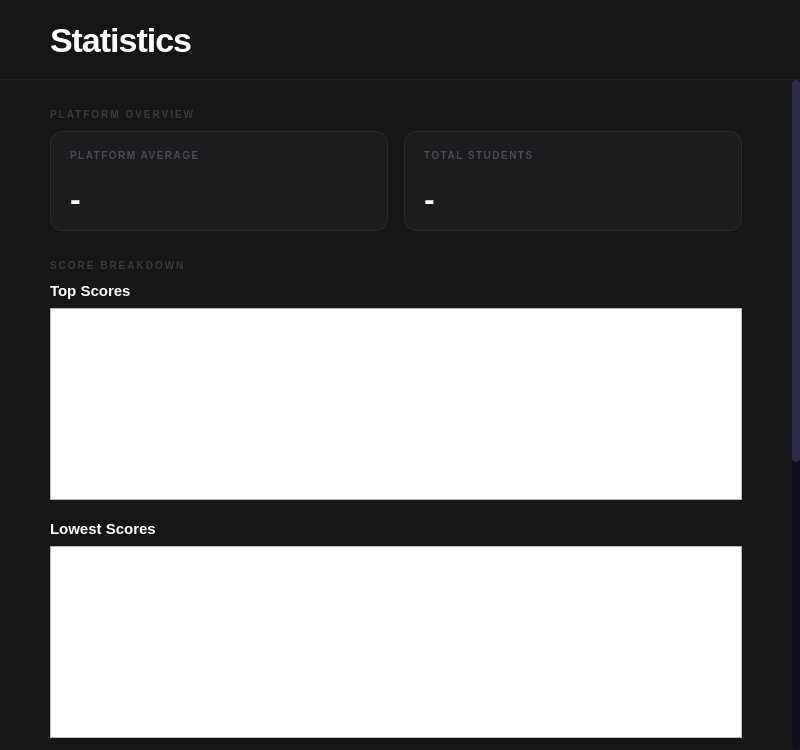
Before: the Qt Designer form src/ui/statistics/statistics.ui in DIDimov24/Aethera, drawn with Qt 5.
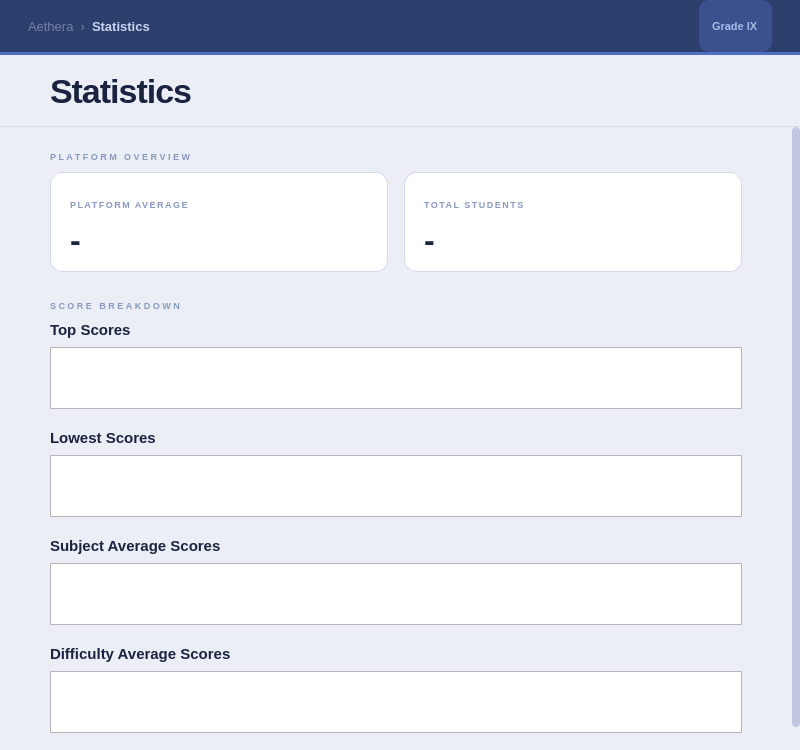
After: the same form once the commit is applied. Custom widgets are drawn as their Qt base class.

Commit message: Change color palette and fix ui bugs, close #26

Patch:
```diff
--- a/src/ui/statistics/statistics.ui
+++ b/src/ui/statistics/statistics.ui
@@ -6,20 +6,25 @@
   <property name="windowTitle"><string>Statistics</string></property>
   <property name="styleSheet">
    <string notr="true">
-QWidget#Statistics { background-color: #161618; }
-QWidget#statisticsHeader { background-color: #161618; border-bottom: 1px solid #222224; }
-QLabel#labelStatisticsHeaderTitle { color: #ffffff; font-size: 34px; font-weight: 700; letter-spacing: -1px; }
-QWidget#scrollAreaWidgetContents { background-color: #161618; }
-QScrollArea { background-color: #161618; border: none; }
-QScrollBar:vertical { background: #0f0e1a; width: 8px; border-radius: 4px; }
-QScrollBar::handle:vertical { background: #2e2c50; border-radius: 4px; min-height: 30px; }
+QWidget#Statistics { background-color: #eceef5; }
+QWidget#topBar { background-color: #2c3e6b; }
+QLabel#labelTopBarPage { color: #c8d4f0; font-size: 13px; font-weight: 600; }
+QLabel#labelTopBarBreadcrumb { color: rgba(200,212,240,0.45); font-size: 13px; }
+QLabel#labelTopBarGrade { color: #a8bce8; font-size: 11px; font-weight: 600; background-color: rgba(79,111,196,0.4); border-radius: 10px; padding: 2px 10px; }
+QWidget#topBarLine { background-color: #4f6fc4; }
+QWidget#statisticsHeader { background-color: #eceef5; border-bottom: 1px solid #d4d8ea; }
+QLabel#labelStatisticsHeaderTitle { color: #1a2440; font-size: 34px; font-weight: 700; letter-spacing: -1px; }
+QWidget#scrollAreaWidgetContents { background-color: #eceef5; }
+QScrollArea { background-color: #eceef5; border: none; }
+QScrollBar:vertical { background: #eceef5; width: 8px; border-radius: 4px; }
+QScrollBar::handle:vertical { background: #c0c8e0; border-radius: 4px; min-height: 30px; }
 QScrollBar::add-line:vertical, QScrollBar::sub-line:vertical { height: 0; }
-QLabel#labelSectionSummary, QLabel#labelSectionCharts { color: #3a3a3e; font-size: 10px; font-weight: 600; letter-spacing: 2px; }
-QLabel#labelChartTitle1, QLabel#labelChartTitle2, QLabel#labelChartTitle3, QLabel#labelChartTitle4 { color: #ffffff; font-size: 15px; font-weight: 600; }
-QWidget#averageScoreCard, QWidget#totalStudentsCard { background-color: #1c1c1f; border-radius: 12px; border: 1px solid #2a2a2d; }
-QLabel#averageScoreLabel_text, QLabel#totalStudentsLabel_text { color: #4a4a52; font-size: 10px; font-weight: 600; letter-spacing: 1.5px; }
-QLabel#averageScoreLabel, QLabel#totalStudentsLabel { color: #ffffff; font-size: 32px; font-weight: 700; letter-spacing: -1px; }
-QChartView { background-color: #1c1c1f; border-radius: 12px; border: 1px solid #2a2a2d; }
+QLabel#labelSectionSummary, QLabel#labelSectionCharts { color: #8898c0; font-size: 9px; font-weight: 700; letter-spacing: 2.5px; }
+QLabel#labelChartTitle1, QLabel#labelChartTitle2, QLabel#labelChartTitle3, QLabel#labelChartTitle4 { color: #1a2440; font-size: 15px; font-weight: 600; }
+QWidget#averageScoreCard, QWidget#totalStudentsCard { background-color: #ffffff; border-radius: 12px; border: 1px solid #d4d8ea; }
+QLabel#averageScoreLabel_text, QLabel#totalStudentsLabel_text { color: #8898c0; font-size: 9px; font-weight: 700; letter-spacing: 1.5px; }
+QLabel#averageScoreLabel, QLabel#totalStudentsLabel { color: #1a2440; font-size: 32px; font-weight: 700; letter-spacing: -1px; }
+QChartView { background-color: #ffffff; border-radius: 12px; border: 1px solid #d4d8ea; }
    </string>
   </property>
   <layout class="QVBoxLayout" name="outerLayout">
@@ -28,26 +33,33 @@
    <property name="topMargin"><number>0</number></property>
    <property name="rightMargin"><number>0</number></property>
    <property name="bottomMargin"><number>0</number></property>
+   <item>
+    <widget class="QWidget" name="topBar" native="true">
+     <property name="minimumSize"><size><width>0</width><height>52</height></size></property>
+     <property name="maximumSize"><size><width>16777215</width><height>52</height></size></property>
+     <layout class="QHBoxLayout" name="topBarLayout">
+      <property name="leftMargin"><number>28</number></property><property name="topMargin"><number>0</number></property><property name="rightMargin"><number>28</number></property><property name="bottomMargin"><number>0</number></property>
+      <item><widget class="QLabel" name="labelTopBarBreadcrumb"><property name="text"><string>Aethera  ›</string></property></widget></item>
+      <item><widget class="QLabel" name="labelTopBarPage"><property name="text"><string>Statistics</string></property></widget></item>
+      <item><spacer name="s"><property name="orientation"><enum>Qt::Orientation::Horizontal</enum></property><property name="sizeHint" stdset="0"><size><width>40</width><height>20</height></size></property></spacer></item>
+      <item><widget class="QLabel" name="labelTopBarGrade"><property name="text"><string>Grade IX</string></property></widget></item>
+     </layout>
+    </widget>
+   </item>
+   <item>
+    <widget class="QWidget" name="topBarLine" native="true">
+     <property name="minimumSize"><size><width>0</width><height>3</height></size></property>
+     <property name="maximumSize"><size><width>16777215</width><height>3</height></size></property>
+    </widget>
+   </item>
    <item>
     <widget class="QWidget" name="statisticsHeader" native="true">
-     <property name="minimumSize"><size><width>0</width><height>80</height></size></property>
-     <property name="maximumSize"><size><width>16777215</width><height>80</height></size></property>
+     <property name="minimumSize"><size><width>0</width><height>72</height></size></property>
+     <property name="maximumSize"><size><width>16777215</width><height>72</height></size></property>
      <layout class="QHBoxLayout" name="statisticsHeaderLayout">
-      <property name="leftMargin"><number>50</number></property>
-      <property name="topMargin"><number>0</number></property>
-      <property name="rightMargin"><number>50</number></property>
-      <property name="bottomMargin"><number>0</number></property>
-      <item>
-       <widget class="QLabel" name="labelStatisticsHeaderTitle">
-        <property name="text"><string>Statistics</string></property>
-       </widget>
-      </item>
-      <item>
-       <spacer name="statisticsHeaderSpacer">
-        <property name="orientation"><enum>Qt::Orientation::Horizontal</enum></property>
-        <property name="sizeHint" stdset="0"><size><width>40</width><height>20</height></size></property>
-       </spacer>
-      </item>
+      <property name="leftMargin"><number>50</number></property><property name="topMargin"><number>0</number></property><property name="rightMargin"><number>50</number></property><property name="bottomMargin"><number>0</number></property>
+      <item><widget class="QLabel" name="labelStatisticsHeaderTitle"><property name="text"><string>Statistics</string></property></widget></item>
+      <item><spacer name="s"><property name="orientation"><enum>Qt::Orientation::Horizontal</enum></property><property name="sizeHint" stdset="0"><size><width>40</width><height>20</height></size></property></spacer></item>
      </layout>
     </widget>
    </item>
@@ -57,152 +69,56 @@
      <property name="widgetResizable"><bool>true</bool></property>
      <widget class="QWidget" name="scrollAreaWidgetContents">
       <layout class="QVBoxLayout" name="mainLayout">
-       <property name="leftMargin"><number>50</number></property>
-       <property name="topMargin"><number>28</number></property>
-       <property name="rightMargin"><number>50</number></property>
-       <property name="bottomMargin"><number>40</number></property>
+       <property name="leftMargin"><number>50</number></property><property name="topMargin"><number>24</number></property><property name="rightMargin"><number>50</number></property><property name="bottomMargin"><number>40</number></property>
        <property name="spacing"><number>0</number></property>
-       <item>
-        <widget class="QLabel" name="labelSectionSummary">
-         <property name="text"><string>PLATFORM OVERVIEW</string></property>
-        </widget>
-       </item>
-       <item>
-        <widget class="QWidget" name="gapSectionLabel" native="true">
-         <property name="minimumSize"><size><width>0</width><height>10</height></size></property>
-         <property name="maximumSize"><size><width>16777215</width><height>10</height></size></property>
-        </widget>
-       </item>
+       <item><widget class="QLabel" name="labelSectionSummary"><property name="text"><string>PLATFORM OVERVIEW</string></property></widget></item>
+       <item><widget class="QWidget" name="gapSectionLabel" native="true"><property name="minimumSize"><size><width>0</width><height>10</height></size></property><property name="maximumSize"><size><width>16777215</width><height>10</height></size></property></widget></item>
        <item>
         <layout class="QHBoxLayout" name="statsCardsLayout">
          <property name="spacing"><number>16</number></property>
          <item>
           <widget class="QWidget" name="averageScoreCard">
-           <property name="sizePolicy"><sizepolicy hsizetype="Expanding" vsizetype="Fixed"><horstretch>0</horstretch><verstretch>0</verstretch></sizepolicy></property>
            <property name="minimumSize"><size><width>0</width><height>100</height></size></property>
            <property name="maximumSize"><size><width>16777215</width><height>100</height></size></property>
            <layout class="QVBoxLayout" name="averageScoreCardLayout">
-            <property name="spacing"><number>4</number></property>
-            <property name="leftMargin"><number>20</number></property>
-            <property name="topMargin"><number>18</number></property>
-            <property name="rightMargin"><number>20</number></property>
-            <property name="bottomMargin"><number>14</number></property>
-            <item><widget class="QLabel" name="averageScoreLabel_text"><property name="text"><string>PLATFORM AVERAGE</string></property><property name="alignment"><set>Qt::AlignLeft</set></property></widget></item>
-            <item><widget class="QLabel" name="averageScoreLabel"><property name="text"><string>-</string></property><property name="alignment"><set>Qt::AlignLeft</set></property></widget></item>
+            <property name="spacing"><number>4</number></property><property name="leftMargin"><number>20</number></property><property name="topMargin"><number>18</number></property><property name="rightMargin"><number>20</number></property><property name="bottomMargin"><number>14</number></property>
+            <item><widget class="QLabel" name="averageScoreLabel_text"><property name="text"><string>PLATFORM AVERAGE</string></property></widget></item>
+            <item><widget class="QLabel" name="averageScoreLabel"><property name="text"><string>-</string></property></widget></item>
            </layout>
           </widget>
          </item>
          <item>
           <widget class="QWidget" name="totalStudentsCard">
-           <property name="sizePolicy"><sizepolicy hsizetype="Expanding" vsizetype="Fixed"><horstretch>0</horstretch><verstretch>0</verstretch></sizepolicy></property>
            <property name="minimumSize"><size><width>0</width><height>100</height></size></property>
            <property name="maximumSize"><size><width>16777215</width><height>100</height></size></property>
            <layout class="QVBoxLayout" name="totalStudentsCardLayout">
-            <property name="spacing"><number>4</number></property>
-            <property name="leftMargin"><number>20</number></property>
-            <property name="topMargin"><number>18</number></property>
-            <property name="rightMargin"><number>20</number></property>
-            <property name="bottomMargin"><number>14</number></property>
-            <item><widget class="QLabel" name="totalStudentsLabel_text"><property name="text"><string>TOTAL STUDENTS</string></property><property name="alignment"><set>Qt::AlignLeft</set></property></widget></item>
-            <item><widget class="QLabel" name="totalStudentsLabel"><property name="text"><string>-</string></property><property name="alignment"><set>Qt::AlignLeft</set></property></widget></item>
+            <property name="spacing"><number>4</number></property><property name="leftMargin"><number>20</number></property><property name="topMargin"><number>18</number></property><property name="rightMargin"><number>20</number></property><property name="bottomMargin"><number>14</number></property>
+            <item><widget class="QLabel" name="totalStudentsLabel_text"><property name="text"><string>TOTAL STUDENTS</string></property></widget></item>
+            <item><widget class="QLabel" name="totalStudentsLabel"><property name="text"><string>-</string></property></widget></item>
            </layout>
           </widget>
          </item>
         </layout>
        </item>
-       <item>
-        <widget class="QWidget" name="gapToCharts" native="true">
-         <property name="minimumSize"><size><width>0</width><height>28</height></size></property>
-         <property name="maximumSize"><size><width>16777215</width><height>28</height></size></property>
-        </widget>
-       </item>
+       <item><widget class="QWidget" name="gapToCharts" native="true"><property name="minimumSize"><size><width>0</width><height>28</height></size></property><property name="maximumSize"><size><width>16777215</width><height>28</height></size></property></widget></item>
        <item><widget class="QLabel" name="labelSectionCharts"><property name="text"><string>SCORE BREAKDOWN</string></property></widget></item>
-       <item>
-        <widget class="QWidget" name="gapSectionLabel2" native="true">
-         <property name="minimumSize"><size><width>0</width><height>10</height></size></property>
-         <property name="maximumSize"><size><width>16777215</width><height>10</height></size></property>
-        </widget>
-       </item>
+       <item><widget class="QWidget" name="gapSectionLabel2" native="true"><property name="minimumSize"><size><width>0</width><height>10</height></size></property><property name="maximumSize"><size><width>16777215</width><height>10</height></size></property></widget></item>
        <item><widget class="QLabel" name="labelChartTitle1"><property name="text"><string>Top Scores</string></property></widget></item>
-       <item>
-        <widget class="QWidget" name="gapChart1" native="true">
-         <property name="minimumSize"><size><width>0</width><height>8</height></size></property>
-         <property name="maximumSize"><size><width>16777215</width><height>8</height></size></property>
-        </widget>
-       </item>
-       <item>
-        <widget class="QChartView" name="highestChartView">
-         <property name="minimumHeight"><number>240</number></property>
-         <property name="maximumHeight"><number>240</number></property>
-         <property name="sizePolicy"><sizepolicy hsizetype="Expanding" vsizetype="Fixed"><horstretch>0</horstretch><verstretch>0</verstretch></sizepolicy></property>
-        </widget>
-       </item>
-       <item>
-        <widget class="QWidget" name="gapBetweenCharts1" native="true">
-         <property name="minimumSize"><size><width>0</width><height>20</height></size></property>
-         <property name="maximumSize"><size><width>16777215</width><height>20</height></size></property>
-        </widget>
-       </item>
+       <item><widget class="QWidget" name="gapChart1" native="true"><property name="minimumSize"><size><width>0</width><height>8</height></size></property><property name="maximumSize"><size><width>16777215</width><height>8</height></size></property></widget></item>
+       <item><widget class="QChartView" name="highestChartView"><property name="minimumHeight"><number>240</number></property><property name="maximumHeight"><number>240</number></property></widget></item>
+       <item><widget class="QWidget" name="gapBetweenCharts1" native="true"><property name="minimumSize"><size><width>0</width><height>20</height></size></property><property name="maximumSize"><size><width>16777215</width><height>20</height></size></property></widget></item>
        <item><widget class="QLabel" name="labelChartTitle2"><property name="text"><string>Lowest Scores</string></property></widget></item>
-       <item>
-        <widget class="QWidget" name="gapChart2" native="true">
-         <property name="minimumSize"><size><width>0</width><height>8</height></size></property>
-         <property name="maximumSize"><size><width>16777215</width><height>8</height></size></property>
-        </widget>
-       </item>
-       <item>
-        <widget class="QChartView" name="lowestChartView">
-         <property name="minimumHeight"><number>240</number></property>
-         <property name="maximumHeight"><number>240</number></property>
-         <property name="sizePolicy"><sizepolicy hsizetype="Expanding" vsizetype="Fixed"><horstretch>0</horstretch><verstretch>0</verstretch></sizepolicy></property>
-        </widget>
-       </item>
-       <item>
-        <widget class="QWidget" name="gapBetweenCharts2" native="true">
-         <property name="minimumSize"><size><width>0</width><height>20</height></size></property>
-         <property name="maximumSize"><size><width>16777215</width><height>20</height></size></property>
-        </widget>
-       </item>
+       <item><widget class="QWidget" name="gapChart2" native="true"><property name="minimumSize"><size><width>0</width><height>8</height></size></property><property name="maximumSize"><size><width>16777215</width><height>8</height></size></property></widget></item>
+       <item><widget class="QChartView" name="lowestChartView"><property name="minimumHeight"><number>240</number></property><property name="maximumHeight"><number>240</number></property></widget></item>
+       <item><widget class="QWidget" name="gapBetweenCharts2" native="true"><property name="minimumSize"><size><width>0</width><height>20</height></size></property><property name="maximumSize"><size><width>16777215</width><height>20</height></size></property></widget></item>
        <item><widget class="QLabel" name="labelChartTitle3"><property name="text"><string>Subject Average Scores</string></property></widget></item>
-       <item>
-        <widget class="QWidget" name="gapChart3" native="true">
-         <property name="minimumSize"><size><width>0</width><height>8</height></size></property>
-         <property name="maximumSize"><size><width>16777215</width><height>8</height></size></property>
-        </widget>
-       </item>
-       <item>
-        <widget class="QChartView" name="subjectChartView">
-         <property name="minimumHeight"><number>240</number></property>
-         <property name="maximumHeight"><number>240</number></property>
-         <property name="sizePolicy"><sizepolicy hsizetype="Expanding" vsizetype="Fixed"><horstretch>0</horstretch><verstretch>0</verstretch></sizepolicy></property>
-        </widget>
-       </item>
-       <item>
-        <widget class="QWidget" name="gapBetweenCharts3" native="true">
-         <property name="minimumSize"><size><width>0</width><height>20</height></size></property>
-         <property name="maximumSize"><size><width>16777215</width><height>20</height></size></property>
-        </widget>
-       </item>
+       <item><widget class="QWidget" name="gapChart3" native="true"><property name="minimumSize"><size><width>0</width><height>8</height></size></property><property name="maximumSize"><size><width>16777215</width><height>8</height></size></property></widget></item>
+       <item><widget class="QChartView" name="subjectChartView"><property name="minimumHeight"><number>240</number></property><property name="maximumHeight"><number>240</number></property></widget></item>
+       <item><widget class="QWidget" name="gapBetweenCharts3" native="true"><property name="minimumSize"><size><width>0</width><height>20</height></size></property><property name="maximumSize"><size><width>16777215</width><height>20</height></size></property></widget></item>
        <item><widget class="QLabel" name="labelChartTitle4"><property name="text"><string>Difficulty Average Scores</string></property></widget></item>
-       <item>
-        <widget class="QWidget" name="gapChart4" native="true">
-         <property name="minimumSize"><size><width>0</width><height>8</height></size></property>
-         <property name="maximumSize"><size><width>16777215</width><height>8</height></size></property>
-        </widget>
-       </item>
-       <item>
-        <widget class="QChartView" name="difficultyChartView">
-         <property name="minimumHeight"><number>240</number></property>
-         <property name="maximumHeight"><number>240</number></property>
-         <property name="sizePolicy"><sizepolicy hsizetype="Expanding" vsizetype="Fixed"><horstretch>0</horstretch><verstretch>0</verstretch></sizepolicy></property>
-        </widget>
-       </item>
-       <item>
-        <spacer name="verticalSpacer">
-         <property name="orientation"><enum>Qt::Orientation::Vertical</enum></property>
-         <property name="sizeHint" stdset="0"><size><width>20</width><height>40</height></size></property>
-        </spacer>
-       </item>
+       <item><widget class="QWidget" name="gapChart4" native="true"><property name="minimumSize"><size><width>0</width><height>8</height></size></property><property name="maximumSize"><size><width>16777215</width><height>8</height></size></property></widget></item>
+       <item><widget class="QChartView" name="difficultyChartView"><property name="minimumHeight"><number>240</number></property><property name="maximumHeight"><number>240</number></property></widget></item>
+       <item><spacer name="verticalSpacer"><property name="orientation"><enum>Qt::Orientation::Vertical</enum></property><property name="sizeHint" stdset="0"><size><width>20</width><height>40</height></size></property></spacer></item>
       </layout>
      </widget>
     </widget>
```
Left out of the diff: 1 changed line with no effect on the pictures. The commit also changes 22 other files.
